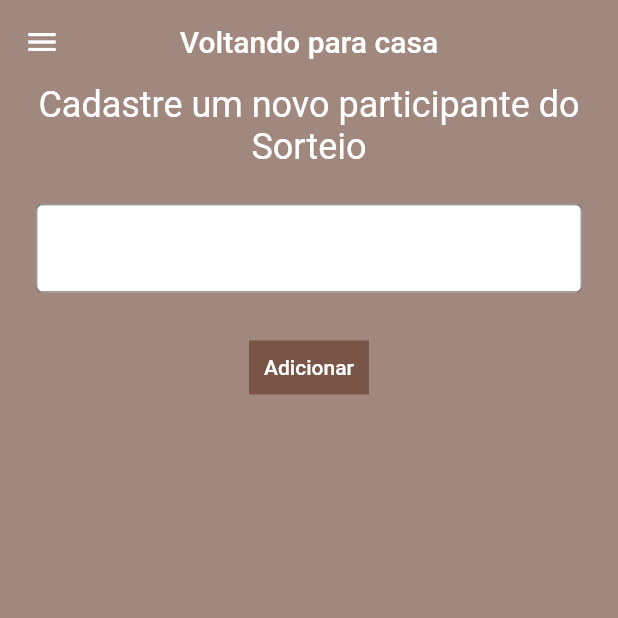
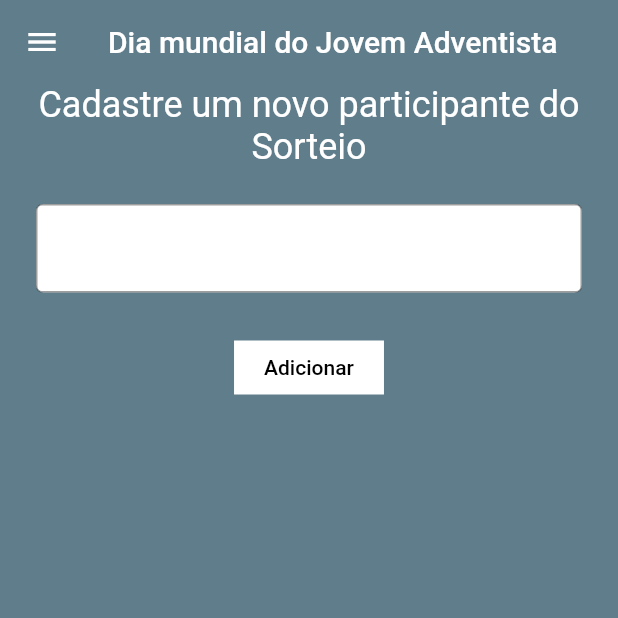
Before and after one commit to CaioCesarLima/lancamento-matricula, a Flutter app: the AdicionarPage screen opened by its route, on a phone screen of 412 x 824 dp, the top half of it. Run offline on Flutter 3.47's test engine with Material 2 defaults, Android fonts, the phone set to English and light mode, and no system bars; our stand-ins replace get, parse_server_sdk; network calls fail.

Commit message:
detalhes para jovens adventistas

```diff
--- a/lib/app/adicionarParticipante/adicionar_page.dart
+++ b/lib/app/adicionarParticipante/adicionar_page.dart
@@ -12,11 +12,11 @@ class AdicionarPage extends GetView<AdicionarController> {
       initState: (_) {},
       builder: (_) {
         return Scaffold(
-            backgroundColor: Colors.brown[300],
+            backgroundColor: Colors.blueGrey,
             appBar: AppBar(
               backgroundColor: Colors.transparent,
               centerTitle: true,
-              title: Text('Voltando para casa'),
+              title: Text('Dia mundial do Jovem Adventista'),
               elevation: 0,
             ),
             drawer: Drawer(
@@ -59,12 +59,13 @@ class AdicionarPage extends GetView<AdicionarController> {
                         _.cadastrar();
                       },
                       child: Container(
-                        color: Colors.brown,
-                        padding: EdgeInsets.all(10),
-                        child: Text(
-                          'Adicionar',
-                          style: TextStyle(color: Colors.white),
-                        ),
+
+                          color: Colors.white,
+                          padding: EdgeInsets.symmetric(horizontal: 20, vertical: 10),
+                          child: Text(
+                            'Adicionar',
+                            style: TextStyle(color: Colors.black),
+                          ),
                       )),
                 ],
               ),
--- a/lib/app/home/home_page.dart
+++ b/lib/app/home/home_page.dart
@@ -12,11 +12,11 @@ class HomePage extends GetView<HomeController> {
       initState: (_) {},
       builder: (_) {
         return Scaffold(
-      backgroundColor: Colors.brown[300],
+      backgroundColor: Colors.blueGrey,
         appBar: AppBar(
           backgroundColor: Colors.transparent,
           centerTitle: true,
-          title: Text('Voltando para casa'),
+          title: Text('Dia Mundial do Jovem Adventista'),
 
           elevation: 0,
         ),
--- a/lib/app/repository/participantes_repository.dart
+++ b/lib/app/repository/participantes_repository.dart
@@ -13,6 +13,7 @@ class ParticipantesRespository{
 
   Future<List<Participante>> getParticipantes() async{
     ParseResponse response = await ParseObject('Participantes').getAll();
+
     if(response.success){
       return response.results.map((e) => Participante(e['nome'])).toList();
     }
--- a/lib/main.dart
+++ b/lib/main.dart
@@ -11,9 +11,9 @@ void main() async {
 
 
   await Parse().initialize(
-        'Oa7mRdrAROxyxmVhOnQwlOBZlrv0mWvAj9HyAYGC',
+        '2r6CT0J75mkQCl441bcrTfH1zbBx3mKoDGQwZu0N',
         'https://parseapi.back4app.com/',
-        clientKey: 'W3o9hIHPSfG8N6ALtt7SkKlUSZ5mPeD8zAZJGQFU'
+        clientKey: 'e23ckagl04q2smmmqaXUHqgpQS9spBwKAxLFX1S2'
         );
 
   runApp(MyApp());
@@ -29,7 +29,7 @@ class MyApp extends StatelessWidget {
       initialBinding: HomeBinding(),
       getPages: AppPages.pages,
       theme: ThemeData(
-        primarySwatch: Colors.brown,
+        primarySwatch: Colors.blue,
       ),
       home: HomePage(),
     );
```
Also changed, not shown: lib/app/sorteio/sorteio_page.dart (+41 -18 lines), pubspec.lock, 1 other file.
